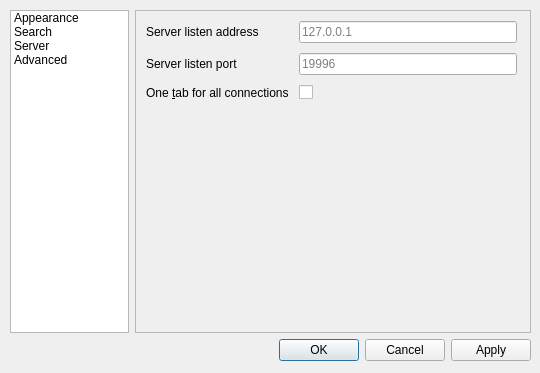
Before: the Qt Designer form cutelog/resources/ui/settings_dialog.ui in busimus/cutelog, drawn with Qt 5.
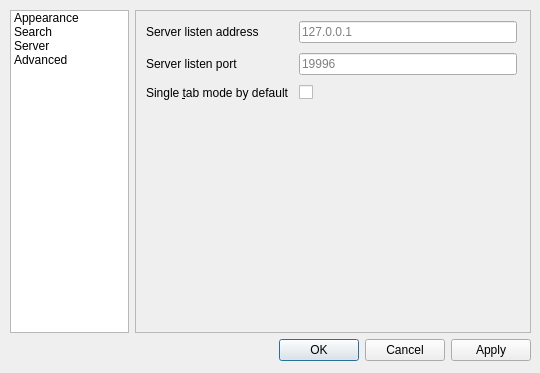
After: the same form once the commit is applied. The open tabs and pages were chosen to show the change.

Diff of the .ui file:
```diff
--- a/cutelog/resources/ui/settings_dialog.ui
+++ b/cutelog/resources/ui/settings_dialog.ui
@@ -295,7 +295,7 @@
            <item row="2" column="0">
             <widget class="QLabel" name="oneTabLabel">
              <property name="text">
-              <string>One &amp;tab for all connections</string>
+              <string>Single &amp;tab mode by default</string>
              </property>
              <property name="buddy">
               <cstring>oneTabCheckBox</cstring>
```
Left out of the diff: 6 changed lines with no effect on the pictures.
